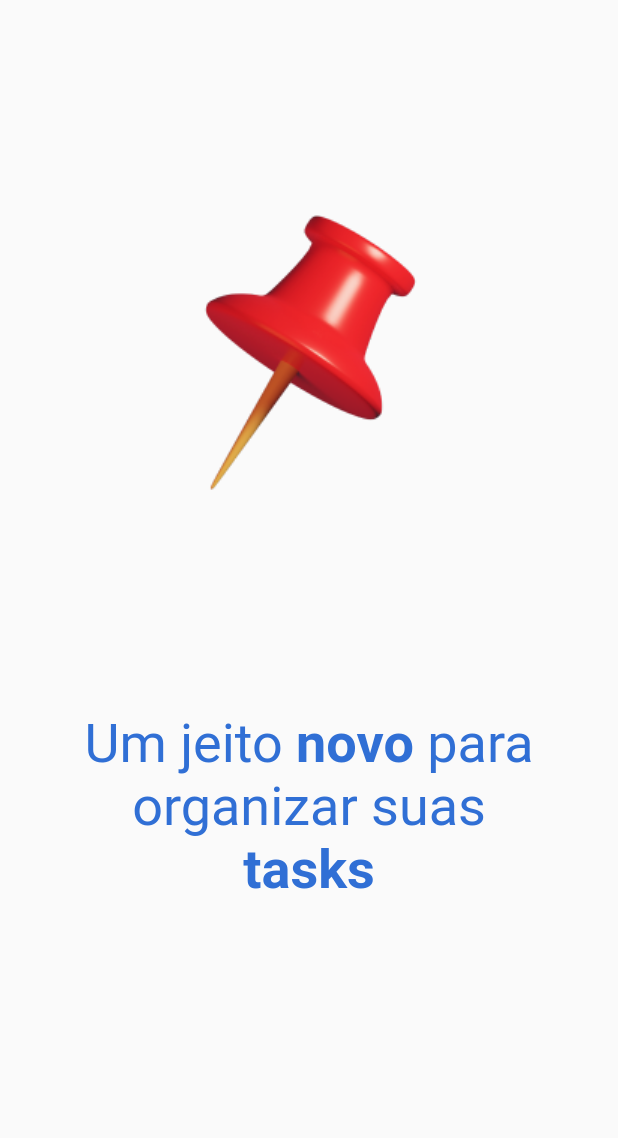
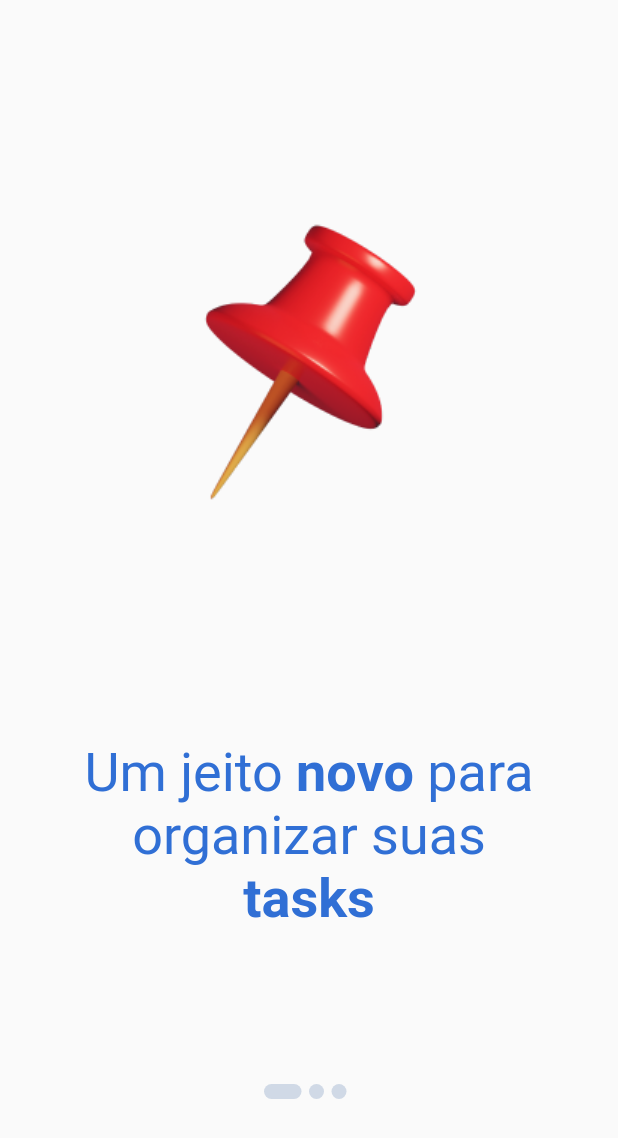
Before and after one commit to RicMerces/TaskzyChallenge, a Flutter app: the screen it shows after launch, on a phone screen of 412 x 824 dp. Shown: the top 1138 px of the screen. Run offline on Flutter 3.47's test engine with Material 2 defaults, Android fonts, the phone set to English and light mode, and no system bars.

Commit message:
Bottom dot sequence

```diff
--- a/taskzy/lib/pages/onBoarding02.dart
+++ b/taskzy/lib/pages/onBoarding02.dart
@@ -14,6 +14,11 @@ class _Onboarding02State extends State<Onboarding02> {
     return Scaffold(
       body: PageView.builder(
         itemCount: contents.length,
+        onPageChanged: (int index) {
+          setState(() {
+            currentIndex = index;
+          });
+        },
         itemBuilder: (_, i) {
           return Padding(
             padding: const EdgeInsets.all(40),
@@ -41,12 +46,20 @@ class _Onboarding02State extends State<Onboarding02> {
                           ),
                           fixedSize: const Size(318, 67),
                           side: const BorderSide(
-                            width: 3,
+                            width: 2,
                             color: Color(0xff306fd5),
                           ),
                         ),
                       )
-                    : TextButton(onPressed: null, child: Text(''))
+                    : Container(
+                        child: Row(
+                          mainAxisAlignment: MainAxisAlignment.center,
+                          children: List.generate(
+                            contents.length,
+                            (index) => buildDot(index, context),
+                          ),
+                        ),
+                      ),
               ],
             ),
           );
@@ -54,4 +67,16 @@ class _Onboarding02State extends State<Onboarding02> {
       ),
     );
   }
+
+  Container buildDot(int index, BuildContext context) {
+    return Container(
+      height: 10,
+      width: currentIndex == index ? 25 : 10,
+      margin: EdgeInsets.only(right: 5),
+      decoration: BoxDecoration(
+        borderRadius: BorderRadius.circular(20),
+        color: Color(0xffD0D9E6),
+      ),
+    );
+  }
 }
```
